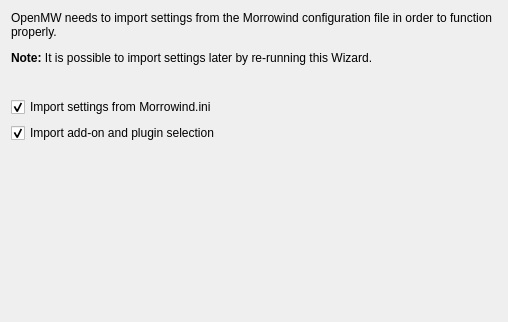
Above: files/ui/wizard/importpage.ui from sunhawken/openmw before the change. Below: the same form after it.
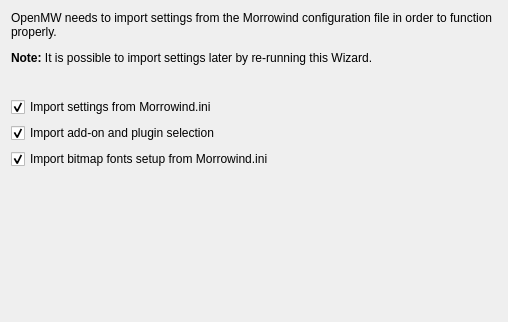
That is the form after the change.

Commit message: Allow users to decide if they need to import bitmap fonts

```diff
--- a/files/ui/wizard/importpage.ui
+++ b/files/ui/wizard/importpage.ui
@@ -50,6 +50,21 @@
      </property>
     </widget>
    </item>
+   <item>
+    <widget class="QCheckBox" name="fontsCheckBox">
+     <property name="text">
+      <string>Import bitmap fonts setup from Morrowind.ini</string>
+     </property>
+     <property name="toolTip">
+      <string>Fonts shipped with the original engine are blurry with UI scaling and support only a small amount of characters,
+so OpenMW provides another set of fonts to avoid these issues. These fonts use TrueType technology and are quite similar
+to default Morrowind fonts. Check this box if you still prefer original fonts over OpenMW ones or if you use custom bitmap fonts.</string>
+     </property>
+     <property name="checked">
+      <bool>true</bool>
+     </property>
+    </widget>
+   </item>
    <item>
     <spacer name="verticalSpacer">
      <property name="orientation">
```
The commit also changes 6 other files.
